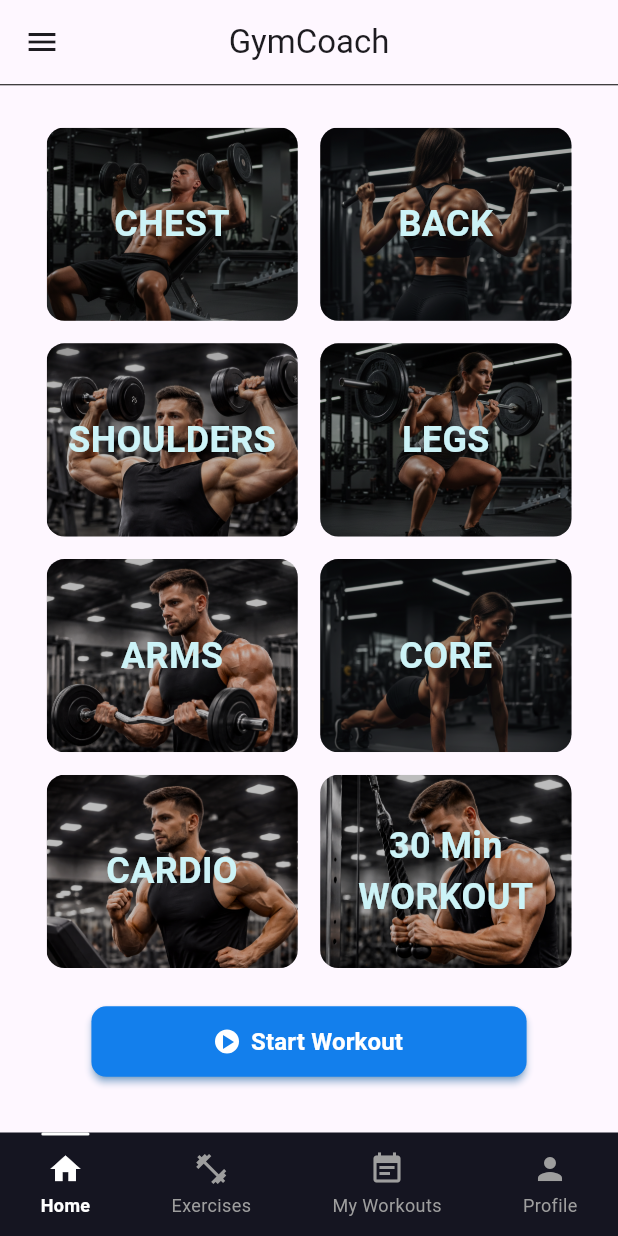
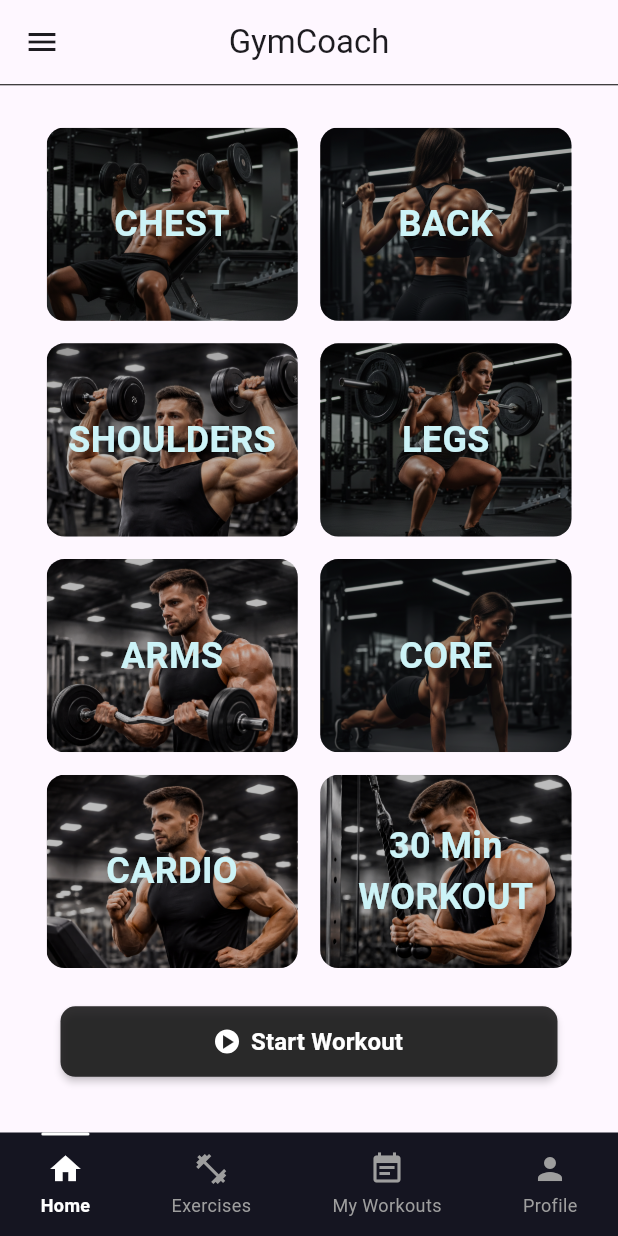
Before and after one commit to ShivamGlotra/workout_app, a Flutter app: the screen it shows after launch, on a phone screen of 412 x 824 dp. Run offline on Flutter 3.47's test engine with Material 3 defaults, Android fonts, the phone set to English and light mode, and no system bars.

Commit message:
color finilized for the start workout button on home page

```diff
--- a/lib/screens/home_page.dart
+++ b/lib/screens/home_page.dart
@@ -133,16 +133,18 @@
               color: Colors.white,
               shape: BoxShape.circle,
             ),
-            child: Icon(Icons.play_arrow, color: Color(0xFF137FEC), size: 16),
+            child: Icon(Icons.play_arrow, color: Colors.black87, size: 16),
           ),
           style: ButtonStyle(
             elevation: WidgetStateProperty.all(2),
-            shadowColor: WidgetStateProperty.all(Colors.blue),
-            backgroundColor: WidgetStateProperty.all(Color(0xFF137FEC)),
+            shadowColor: WidgetStateProperty.all(Colors.black87),
+            backgroundColor: WidgetStateProperty.all(
+              const Color.fromARGB(221, 18, 18, 18),
+            ),
             foregroundColor: WidgetStateProperty.all(Colors.white),
             padding: WidgetStateProperty.all(
               EdgeInsets.symmetric(
-                horizontal: MediaQuery.widthOf(context) * .2,
+                horizontal: MediaQuery.widthOf(context) * .25,
                 vertical: 12,
               ),
             ),
```
